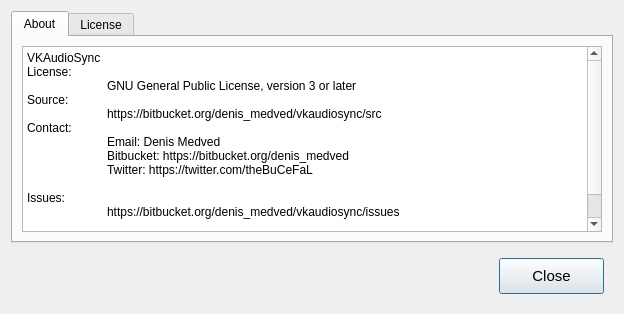
Above: src/ui/about.ui from DenisMedved/vkaudiosync before the change. Below: the same form after it.
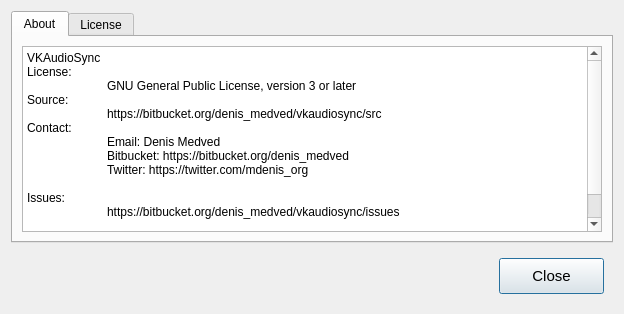
That is the form after the change. Icons and pictures are not drawn.

Diff of the .ui file:
```diff
--- a/src/ui/about.ui
+++ b/src/ui/about.ui
@@ -35,7 +35,7 @@
 Contact:
 	Email: Denis Medved &lt;denis.medved91@gmail.com&gt;
 	Bitbucket: https://bitbucket.org/denis_medved
-	Twitter: https://twitter.com/theBuCeFaL
+	Twitter: https://twitter.com/mdenis_org
 
 Issues:
 	https://bitbucket.org/denis_medved/vkaudiosync/issues
```
